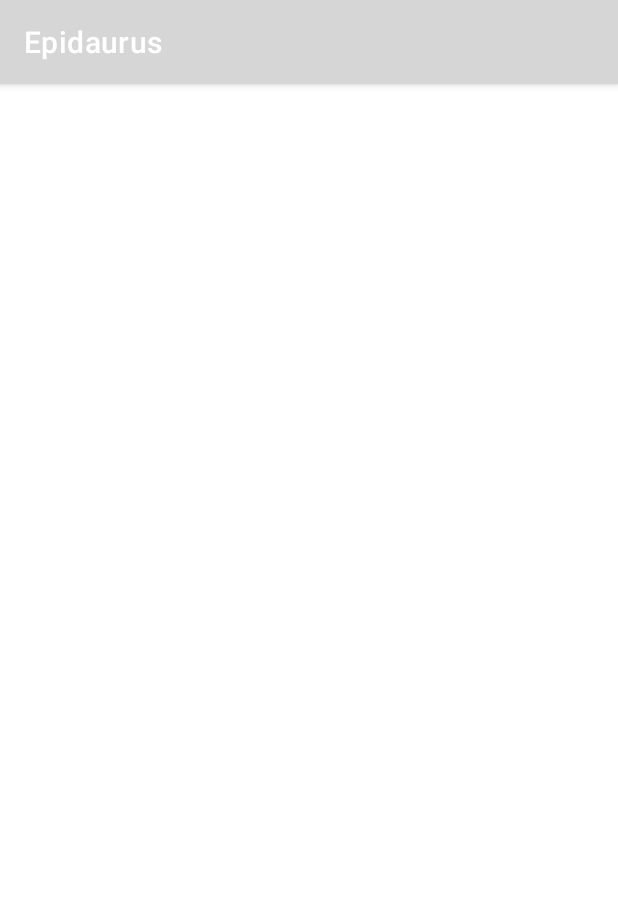
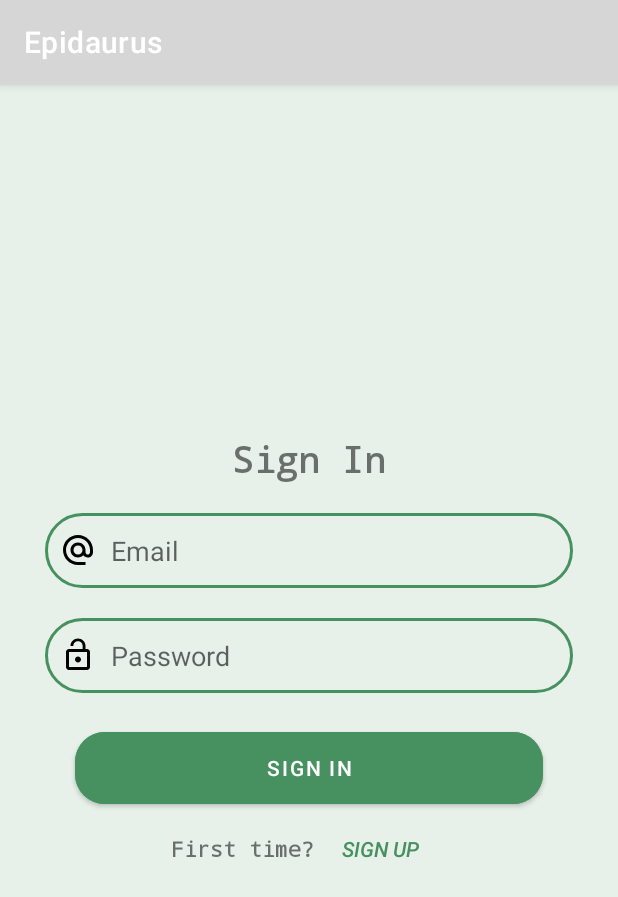
Before and after one commit to salhanyf/Epidaurus_MA, an Android app: the LoginActivity screen opened directly, with no data from a screen before it, on a phone screen of 412 x 824 dp. Shown: the top 897 px of the screen. Run offline under Robolectric (Android 15) with nearby library versions, the phone set to English and light mode, and no system bars.

Commit message:
Sign in layout done closes #7

```diff
--- a/app/src/main/res/layout/activity_login.xml
+++ b/app/src/main/res/layout/activity_login.xml
@@ -1,9 +1,104 @@
 <?xml version="1.0" encoding="utf-8"?>
-<androidx.constraintlayout.widget.ConstraintLayout xmlns:android="http://schemas.android.com/apk/res/android"
+<androidx.constraintlayout.widget.ConstraintLayout
+    xmlns:android="http://schemas.android.com/apk/res/android"
     xmlns:app="http://schemas.android.com/apk/res-auto"
     xmlns:tools="http://schemas.android.com/tools"
     android:layout_width="match_parent"
     android:layout_height="match_parent"
+    android:background="@color/light_green"
     tools:context=".LoginActivity">
 
+    <LinearLayout
+        android:layout_width="match_parent"
+        android:layout_height="match_parent"
+        android:orientation="vertical"
+        android:visibility="visible"
+        android:gravity="center"
+        app:layout_constraintBottom_toBottomOf="parent"
+        app:layout_constraintTop_toTopOf="parent"
+        app:layout_constraintEnd_toEndOf="parent"
+        app:layout_constraintStart_toStartOf="parent">
+
+        <TextView
+            android:id="@+id/signupText"
+            android:layout_width="match_parent"
+            android:layout_height="wrap_content"
+            android:layout_gravity="center"
+            android:fontFamily="monospace"
+            android:text="@string/sign_in"
+            android:textAlignment="center"
+            android:textSize="24sp"
+            android:textStyle="bold" />
+
+        <EditText
+            android:id="@+id/emailSignIn"
+            android:layout_width="match_parent"
+            android:layout_height="50dp"
+            android:layout_gravity="center"
+            android:layout_marginLeft="30dp"
+            android:layout_marginTop="20dp"
+            android:layout_marginRight="30dp"
+            android:background="@drawable/card_view_boarder"
+            android:drawableStart="@drawable/baseline_alternate_email_24"
+            android:drawablePadding="10dp"
+            android:hint="@string/email"
+            android:inputType="textEmailAddress"
+            android:padding="10dp" />
+
+        <EditText
+            android:id="@+id/passwordSignIn"
+            android:layout_width="match_parent"
+            android:layout_height="50dp"
+            android:layout_gravity="center"
+            android:layout_marginLeft="30dp"
+            android:layout_marginTop="20dp"
+            android:layout_marginRight="30dp"
+            android:background="@drawable/card_view_boarder"
+            android:drawableStart="@drawable/login_activity_lock_open"
+            android:drawablePadding="10dp"
+            android:hint="@string/password"
+            android:inputType="textPassword"
+            android:padding="10dp" />
+
+        <Button
+            android:id="@+id/createAccountButton"
+            android:layout_width="match_parent"
+            android:layout_height="60dp"
+            android:layout_gravity="center"
+            android:layout_marginLeft="50dp"
+            android:layout_marginTop="20dp"
+            android:layout_marginRight="50dp"
+            android:backgroundTint="@color/button_background_color"
+            android:text="@string/sign_in"
+            android:textAlignment="gravity"
+            android:textColor="@color/button_text_color"
+            android:textSize="14sp"
+            app:cornerRadius="20dp" />
+
+        <LinearLayout
+            android:layout_width="wrap_content"
+            android:layout_height="wrap_content"
+            android:orientation="horizontal">
+
+            <TextView
+                android:id="@+id/SignUpText"
+                android:layout_width="match_parent"
+                android:layout_height="wrap_content"
+                android:fontFamily="monospace"
+                android:textStyle="bold"
+                android:text="@string/first_time"
+                android:textSize="14sp" />
+            <Button
+                android:id="@+id/signUpRedirect"
+                style="?android:attr/borderlessButtonStyle"
+                android:layout_width="match_parent"
+                android:layout_height="wrap_content"
+                android:textStyle="italic"
+                android:text="@string/sign_up"
+                android:textColor="@color/button_background_color"
+                android:textSize="14sp" />
+        </LinearLayout>
+
+    </LinearLayout>
+
 </androidx.constraintlayout.widget.ConstraintLayout>
--- a/app/src/main/res/values/strings.xml
+++ b/app/src/main/res/values/strings.xml
@@ -1,10 +1,8 @@
 <resources>
     <string name="app_name">Epidaurus</string>
 
-    <!-- Welcome activity -->
+    <!-- Welcome activity/Sign Up/Sign In activity -->
     <string name="Register">Register</string>
-
-    <!-- Sign Up/Sign In activity -->
     <string name="sign_up">Sign Up</string>
     <string name="sign_in">Sign In</string>
     <string name="username">Full Name</string>
@@ -17,5 +15,6 @@
     <string name="date_of_birth">Date of Birth</string>
     <string name="create_an_account">CREATE AN ACCOUNT</string>
     <string name="already_have_an_account">Already have an account?</string>
+    <string name="first_time">First time?</string>
 
 </resources>
```
Also changed, not shown: app/src/main/AndroidManifest.xml (+6 -3 lines), app/src/main/res/layout/activity_main.xml (+9 -9 lines), app/src/main/res/layout/activity_sign_up.xml (+46 -22 lines).
